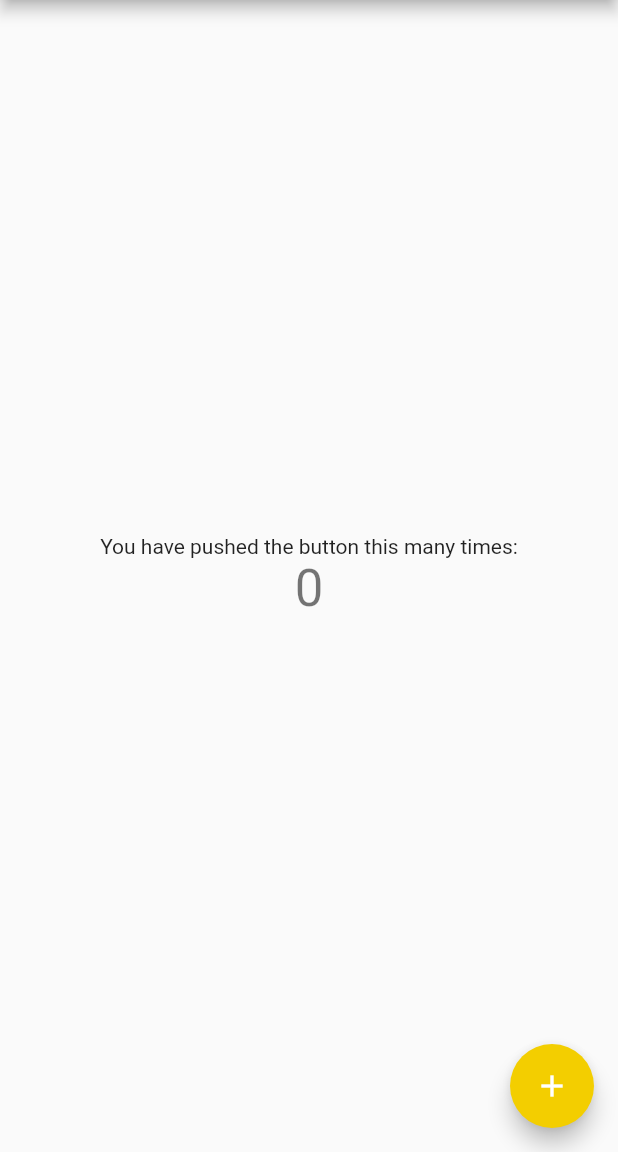
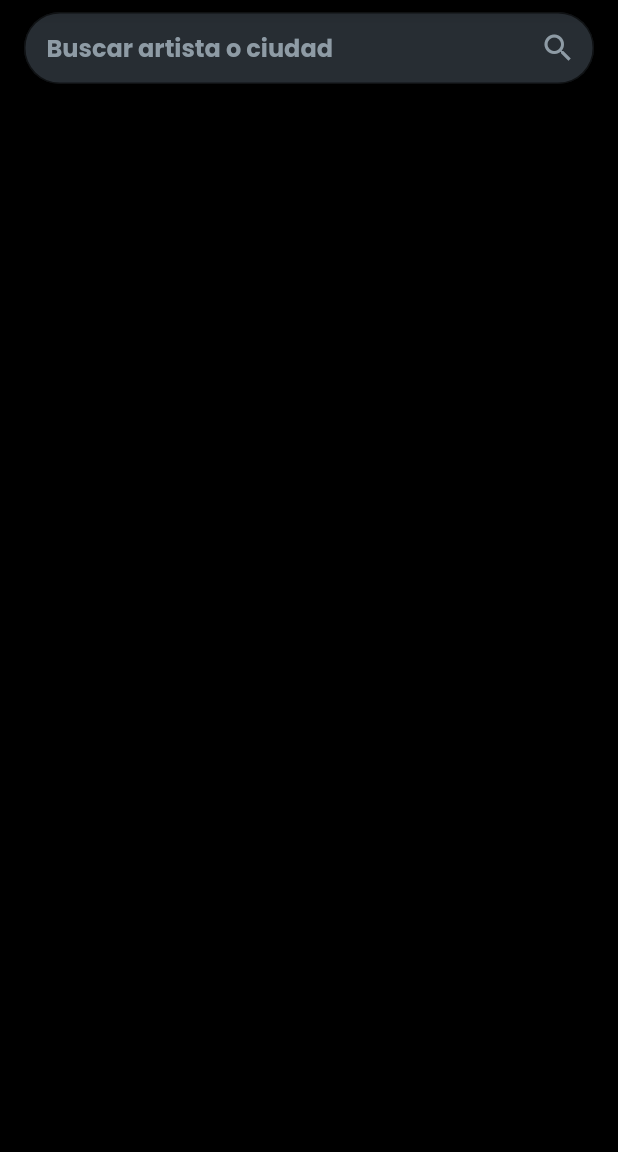
Before and after one commit to EduardoAyora/flutter-meet, a Flutter app: the screen it shows after launch, on a phone screen of 412 x 824 dp, the part 84-1236 px from its top. Run offline on Flutter 3.47's test engine with Material 2 defaults, Android fonts, the phone set to English and light mode, and no system bars; our stand-ins replace font_awesome_flutter.

Commit message:
Agregar searchbar

```diff
--- a/lib/main.dart
+++ b/lib/main.dart
@@ -1,4 +1,5 @@
 import 'package:flutter/material.dart';
+import 'package:flutter_meet2go/widgets/appbar.dart';
 import 'package:font_awesome_flutter/font_awesome_flutter.dart';
 
 void main() {
@@ -14,15 +15,18 @@ class MyApp extends StatelessWidget {
       title: 'Flutter Demo',
       theme: ThemeData(
         primarySwatch: Colors.blue,
+        fontFamily: 'Poppins',
         colorScheme: const ColorScheme(
           primary: Color(0xff000000),
           secondary: Color(0xffF3CE00),
+          tertiary: Color(0xff272D33),
           surface: Color(0xffF3CE00),
           background: Color(0xff000000),
           onPrimary: Colors.white,
           onSecondary: Colors.white,
           onSurface: Color(0xff000000),
           onBackground: Color(0xff000000),
+          onTertiary: Color(0xff8E9BA5),
           error: Colors.redAccent,
           onError: Colors.redAccent,
           brightness: Brightness.light,
@@ -53,30 +57,40 @@ class _MyHomePageState extends State<MyHomePage> {
   Widget build(BuildContext context) {
     return Scaffold(
       appBar: AppBar(
-        title: Row(
-          mainAxisAlignment: MainAxisAlignment.spaceBetween,
-          children: [
-            Image.asset(
-              'assets/meet-logo.png',
-              width: 130,
-              height: 50,
-            ),
-            IconButton(
-              onPressed: (() {}),
-              icon: const FaIcon(
-                FontAwesomeIcons.userCircle,
-                size: 32,
+        title: const MyAppBar(),
+      ),
+      body: Container(
+        color: Theme.of(context).colorScheme.primary,
+        child: Column(
+          children: <Widget>[
+            Container(
+              padding: const EdgeInsets.fromLTRB(16, 8, 16, 12),
+              child: TextField(
+                readOnly: true,
+                decoration: InputDecoration(
+                  contentPadding: const EdgeInsets.fromLTRB(15, 10, 20, 10),
+                  hintText: 'Buscar artista o ciudad',
+                  filled: true,
+                  hintStyle: TextStyle(
+                    color: Theme.of(context).colorScheme.onTertiary,
+                    fontFamily: 'Poppins',
+                    fontWeight: FontWeight.bold,
+                  ),
+                  fillColor: Theme.of(context).colorScheme.tertiary,
+                  suffixIcon: Icon(
+                    Icons.search,
+                    color: Theme.of(context).colorScheme.onTertiary,
+                    size: 24,
+                  ),
+                  border: OutlineInputBorder(
+                    borderSide: const BorderSide(
+                      color: Color(0x00000000),
+                      width: 0,
+                    ),
+                    borderRadius: BorderRadius.circular(40),
+                  ),
+                ),
               ),
-            )
-          ],
-        ),
-      ),
-      body: Center(
-        child: Column(
-          mainAxisAlignment: MainAxisAlignment.center,
-          children: <Widget>[
-            const Text(
-              'You have pushed the button this many times:',
             ),
             Text(
               '$_counter',
@@ -85,11 +99,6 @@ class _MyHomePageState extends State<MyHomePage> {
           ],
         ),
       ),
-      floatingActionButton: FloatingActionButton(
-        onPressed: _incrementCounter,
-        tooltip: 'Increment',
-        child: const Icon(Icons.add),
-      ), // This trailing comma makes auto-formatting nicer for build methods.
     );
   }
 }
--- /dev/null
+++ b/lib/widgets/appbar.dart
@@ -0,0 +1,27 @@
+import 'package:flutter/material.dart';
+import 'package:font_awesome_flutter/font_awesome_flutter.dart';
+
+class MyAppBar extends StatelessWidget {
+  const MyAppBar({super.key});
+
+  @override
+  Widget build(BuildContext context) {
+    return Row(
+      mainAxisAlignment: MainAxisAlignment.spaceBetween,
+      children: [
+        Image.asset(
+          'assets/meet-logo.png',
+          width: 130,
+          height: 50,
+        ),
+        IconButton(
+          onPressed: (() {}),
+          icon: const FaIcon(
+            FontAwesomeIcons.userCircle,
+            size: 32,
+          ),
+        )
+      ],
+    );
+  }
+}
```
Also changed, not shown: pubspec.yaml (+10 -11 lines), fonts/Poppins/Poppins-Black.ttf (added), fonts/Poppins/Poppins-Bold.ttf (added), fonts/Poppins/Poppins-Medium.ttf (added), fonts/Poppins/Poppins-Regular.ttf (added), fonts/Poppins/Poppins-SemiBold.ttf (added).
